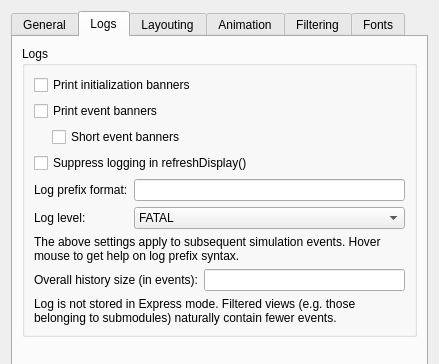
This is src/qtenv/preferencesdialog.ui in mayhemheroes/omnetpp as Qt 5 draws it before an edit; both pictures show x 0 to 439 and y 0 to 364 of the 439 by 532 pixel window. The edited form follows.
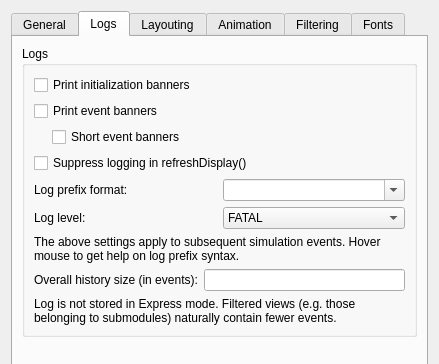
This is the edited form. The open tabs and pages were chosen to show the change.

Commit message: qtenv: Make log prefix an editable combobox with predefined formats

What changed in the file:
```diff
--- a/src/qtenv/preferencesdialog.ui
+++ b/src/qtenv/preferencesdialog.ui
@@ -261,7 +261,10 @@
              </widget>
             </item>
             <item row="0" column="1">
-             <widget class="QLineEdit" name="logPrefix">
+             <widget class="QComboBox" name="logPrefix">
+              <property name="editable">
+               <bool>true</bool>
+              </property>
               <property name="toolTip">
                <string>Here are some of the format characters that you can use in the log prefix.
 See the manual or the LogFormatter class for the complete list.
```
The commit also changes 1 other file.
